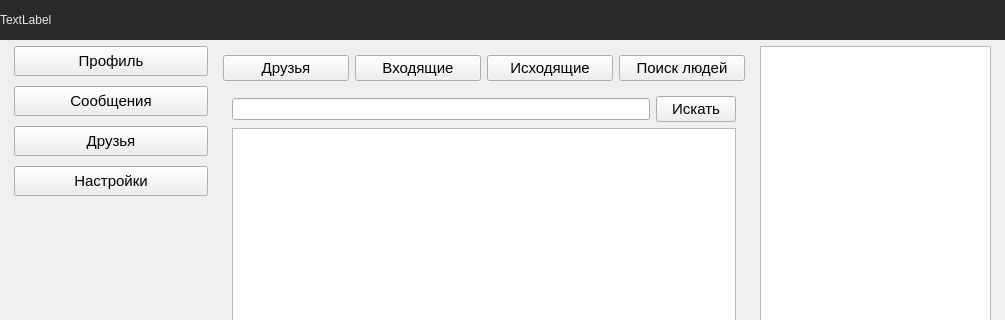
Before: the Qt Designer form ui/mainwindow.ui in Korostast/chat-database-project, drawn with Qt 5; both pictures show x 0 to 1005 and y 0 to 320 of the 1005 by 682 pixel window.
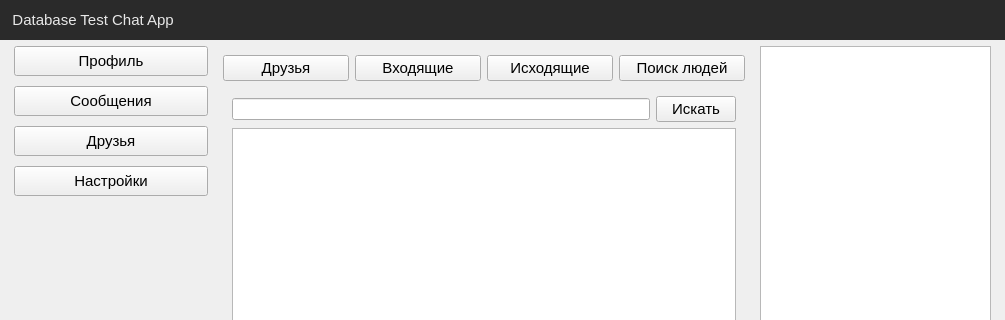
After: the same form once the commit is applied. The open tabs and pages were chosen to show the change. Custom widgets are drawn as their Qt base class.

The edit to the form file:
```diff
--- a/ui/mainwindow.ui
+++ b/ui/mainwindow.ui
@@ -482,12 +482,17 @@
               <height>40</height>
              </size>
             </property>
+            <property name="font">
+             <font>
+              <pointsize>11</pointsize>
+             </font>
+            </property>
             <property name="styleSheet">
              <string notr="true">background-color: rgb(42, 42, 42);
 color: rgb(231, 231, 231);</string>
             </property>
             <property name="text">
-             <string>TextLabel</string>
+             <string>   Database Test Chat App</string>
             </property>
            </widget>
           </item>
```
Left out of the diff: 2 changed lines with no effect on the pictures.
